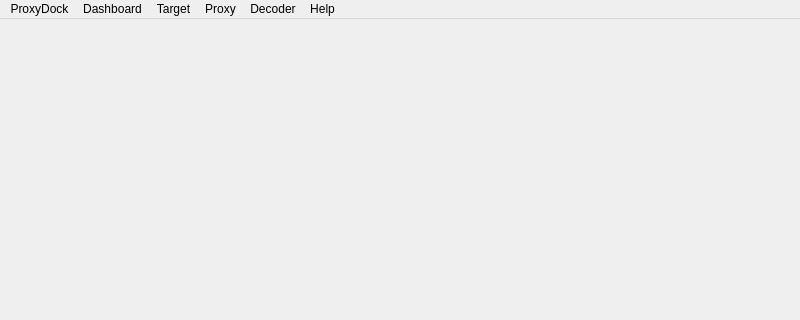
Qt form src/qtside/client/mainwindow.ui (Sergiuas/HTTP-Proxy) before a commit; both pictures show x 0 to 800 and y 0 to 320 of the 800 by 600 pixel window.
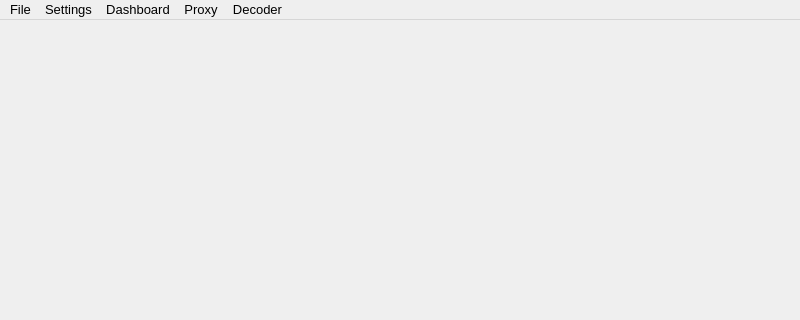
The same form after that commit. Icons and pictures are not drawn.

The edit to the form file:
```diff
--- a/src/qtside/client/mainwindow.ui
+++ b/src/qtside/client/mainwindow.ui
@@ -11,7 +11,18 @@
    </rect>
   </property>
   <property name="windowTitle">
-   <string>MainWindow</string>
+   <string>ProxyDock</string>
+  </property>
+  <property name="windowIcon">
+   <iconset resource="res.qrc">
+    <normaloff>:/images/proxydock.png</normaloff>:/images/proxydock.png</iconset>
+  </property>
+  <property name="styleSheet">
+   <string notr="true">#centralwidget {
+	
+	border-image: url(:/images/bg2.jpg);	
+
+}</string>
   </property>
   <widget class="QWidget" name="centralwidget"/>
   <widget class="QMenuBar" name="menubar">
@@ -23,45 +34,47 @@
      <height>20</height>
     </rect>
    </property>
-   <widget class="QMenu" name="menuHome">
+   <property name="font">
+    <font>
+     <pointsize>10</pointsize>
+    </font>
+   </property>
+   <widget class="QMenu" name="menuproxydock">
     <property name="title">
-     <string>Dashboard</string>
+     <string>Settings</string>
     </property>
-   </widget>
-   <widget class="QMenu" name="menuConnect">
-    <property name="title">
-     <string>Target</string>
-    </property>
+    <addaction name="actionSettings"/>
+    <addaction name="actionHelp"/>
+    <addaction name="actionAbout"/>
    </widget>
    <widget class="QMenu" name="menuProxy">
     <property name="title">
-     <string>Proxy</string>
+     <string>Dashboard</string>
     </property>
     <addaction name="actionHTTP_History"/>
-    <addaction name="actionHTTP_History_2"/>
+   </widget>
+   <widget class="QMenu" name="menuProxy_2">
+    <property name="title">
+     <string>Proxy</string>
+    </property>
+    <addaction name="actionTarget"/>
+    <addaction name="actionIntercept"/>
    </widget>
    <widget class="QMenu" name="menuDecoder">
     <property name="title">
      <string>Decoder</string>
     </property>
    </widget>
-   <widget class="QMenu" name="menuHelp">
+   <widget class="QMenu" name="menuFile">
     <property name="title">
-     <string>Help</string>
+     <string>File</string>
     </property>
    </widget>
-   <widget class="QMenu" name="menuProxyDock">
-    <property name="title">
-     <string>ProxyDock</string>
-    </property>
-    <addaction name="actionSettings"/>
-   </widget>
-   <addaction name="menuProxyDock"/>
-   <addaction name="menuHome"/>
-   <addaction name="menuConnect"/>
+   <addaction name="menuFile"/>
+   <addaction name="menuproxydock"/>
    <addaction name="menuProxy"/>
+   <addaction name="menuProxy_2"/>
    <addaction name="menuDecoder"/>
-   <addaction name="menuHelp"/>
   </widget>
   <action name="actionHTTP_History">
    <property name="text">
```
Left out of the diff: 71 changed lines with no effect on the pictures.
